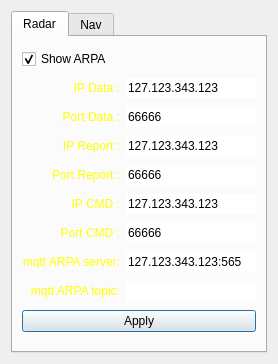
First picture: the form in RadarCoastal/view/dialog/dialogconnections.ui, repository MiftahSalam/RadarCoastal, before the edit.
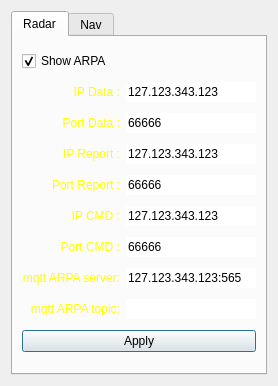
Second picture: the form after the edit. The open tabs and pages were chosen to show the change.

Commit message: adjust - connection dialog translation

```diff
--- a/RadarCoastal/view/dialog/dialogconnections.ui
+++ b/RadarCoastal/view/dialog/dialogconnections.ui
@@ -7,7 +7,7 @@
     <x>0</x>
     <y>0</y>
     <width>278</width>
-    <height>364</height>
+    <height>386</height>
    </rect>
   </property>
   <property name="sizePolicy">
```
Left out of the diff: 2 changed lines with no effect on the pictures. The commit also changes 2 other files.
